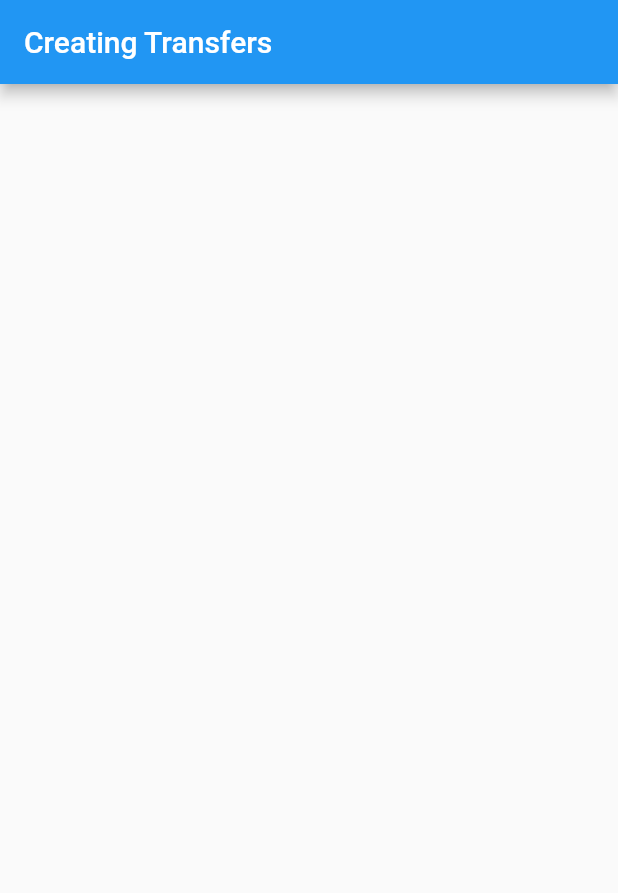
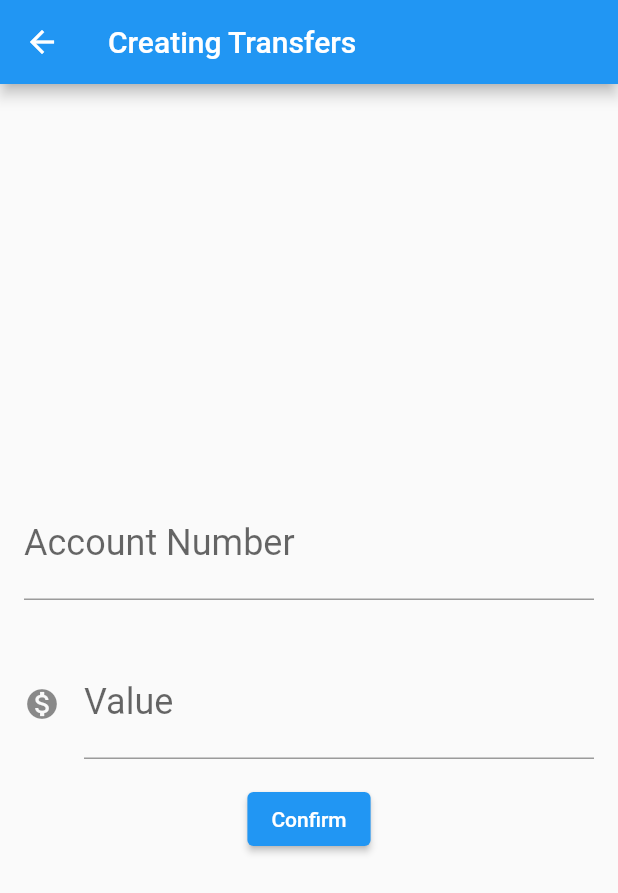
Before and after one commit to lilianeascosta/ByteBank, a Flutter app: the TransferForm screen opened directly, on a phone screen of 412 x 824 dp. Shown: the top 893 px of the screen. Run offline on Flutter 3.47's test engine with Material 2 defaults, Android fonts, the phone set to English and light mode, and no system bars.

```diff
--- a/lib/main.dart
+++ b/lib/main.dart
@@ -11,43 +11,141 @@ class ByteBankApp extends StatelessWidget {
   Widget build(BuildContext context) {
     return  MaterialApp(
       home: Scaffold(
-        body: TransferForm(),
+        body: TransferList(),
       ),
     );
   }
 }
 
-class TransferForm extends StatelessWidget {
-  const TransferForm({Key? key}) : super(key: key);
+class Editor extends StatelessWidget {
+
+  final TextEditingController controller;
+  final String label;
+  final String tip;
+  final IconData? icone;
+
+
+  // ignore: use_key_in_widget_constructors
+  const Editor({required this.controller, required this.label, required this.tip, this.icone});
+
+  @override
+  Widget build(BuildContext context) {
+
+    return Padding(
+      padding: const EdgeInsets.all(16.0),
+      child: TextField(
+        controller: controller,
+        style: TextStyle(
+          fontSize: 24.0,
+        ),
+        decoration: InputDecoration(
+          icon: icone != null ? Icon(icone) : null,
+          labelText: label,
+          hintText: tip, // tip to the user
+        ),
+        keyboardType: TextInputType.number,
+      ),
+    ) ;
+  }
+}
+
+class TransferForm extends StatefulWidget {
+  //const TransferForm({Key? key}) : super(key: key);
+
+  @override
+  State<StatefulWidget> createState() {
+    return TransferFormState();
+  }
+}
+
+class TransferFormState extends State<TransferForm> {
+  final TextEditingController _campControllerAccountNumber = TextEditingController();
+  final TextEditingController _campControllerValue = TextEditingController();
 
   @override
   Widget build(BuildContext context) {
     return Scaffold(
       appBar: AppBar(title: Text('Creating Transfers'),),
+      body:
+      Center(
+        child: SingleChildScrollView(
+          child: Column(
+            children: [
+              Editor(controller: _campControllerAccountNumber,
+                label: 'Account Number',
+                tip: '1234',),
+              Editor(controller: _campControllerValue,
+                label: 'Value',
+                tip: '1000.00',
+                icone: Icons.monetization_on,),
+              ElevatedButton(
+                child: Text('Confirm'),
+                onPressed: () => _TransferCreate(context),
+                //child: Text(_textButtonConfirm),
+                //onPressed: () => _TransferCreation(context),
+              ),
+            ],
+          ),
+        ),
+      ),
     );
+  }
+
+  void _TransferCreate(BuildContext context) {
+    final int accountNumber = int.parse(_campControllerAccountNumber.text);
+    final double value = double.parse(_campControllerValue.text);
+    if(accountNumber != null && value != null) {
+      final TransferCreated = Transfer(value, accountNumber);
+      debugPrint('criando transferencia');
+      debugPrint('$TransferCreated');
+      Navigator.pop(context, TransferCreated);
+    }
   }
 }
 
+class TransferList extends StatefulWidget {
 
-class TransferList extends StatelessWidget {
+  final List<Transfer> _transfers = <Transfer>[];
+  // final List<Transfer> _transfers = List();
+
+  @override
+  State<StatefulWidget> createState() {
+    return TransferListState();
+  }
+}
+
+class TransferListState extends State<TransferList>{
   @override
   Widget build(BuildContext context) {
-    // TODO: implement build
     return Scaffold(
       appBar: AppBar(title: Text('Transfers'),),
-      body: Column(
-        children: [
-          TransferItem(Transfer(100.00, 123)),
-          TransferItem(Transfer(200.00, 456)),
-          TransferItem(Transfer(300.00, 789)),
-        ],
+      body: ListView.builder(
+        itemCount: widget._transfers.length,
+        itemBuilder: (context, id) {
+          final transfer = widget._transfers[id];
+          return TransferItem(transfer);
+        },
       ),
       floatingActionButton: FloatingActionButton(
-        onPressed: () {},
         child: Icon(Icons.add),
+        onPressed: () {
+          final Future<Transfer?> future = Navigator.push(context, MaterialPageRoute(builder: (context) {
+            return TransferForm();
+          }));
+          future.then((TransferRecieved) {
+            Future.delayed(Duration(seconds: 3), () {
+              if(TransferRecieved != null ) {
+                setState(() {
+                  widget._transfers.add(TransferRecieved);
+                });
+              }
+            });
+          });
+        },
       ),
     );
   }
+
 }
 
 class TransferItem extends StatelessWidget {
```
